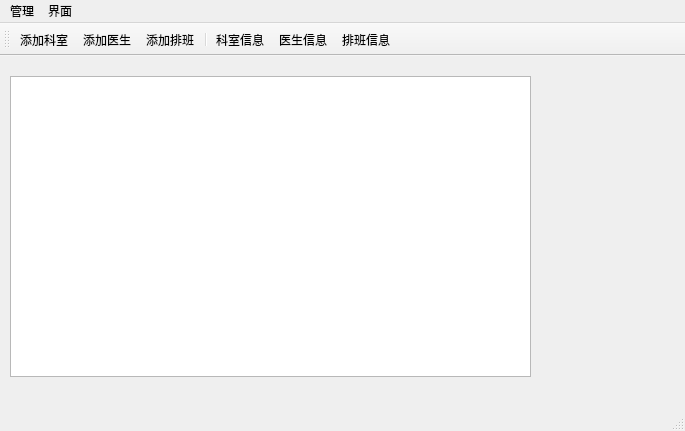
Old version of the form mainwindow.ui in the repository QZero233/QTHospitalManager.
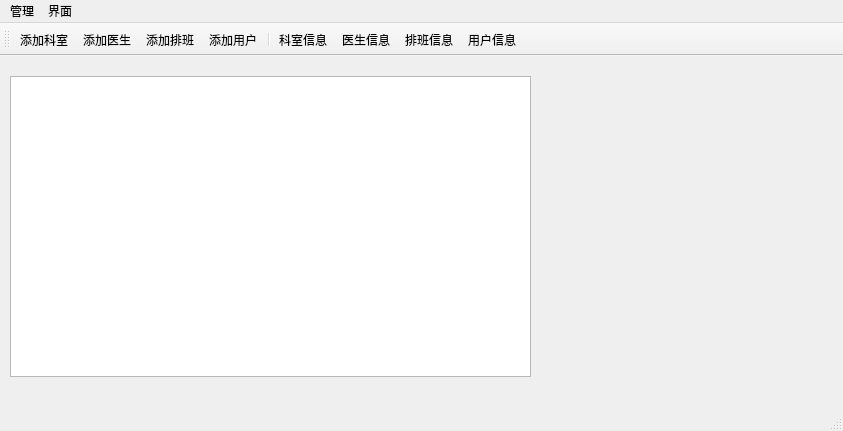
New version of the form. Icons and pictures are not drawn.

Commit message: Add user support

Patch:
```diff
--- a/mainwindow.ui
+++ b/mainwindow.ui
@@ -6,7 +6,7 @@
    <rect>
     <x>0</x>
     <y>0</y>
-    <width>685</width>
+    <width>843</width>
     <height>431</height>
    </rect>
   </property>
@@ -30,7 +30,7 @@
     <rect>
      <x>0</x>
      <y>0</y>
-     <width>685</width>
+     <width>843</width>
      <height>21</height>
     </rect>
    </property>
@@ -67,10 +67,12 @@
    <addaction name="actionAdd"/>
    <addaction name="actionaddDoctor"/>
    <addaction name="actionaddDuty"/>
+   <addaction name="actionAddUser"/>
    <addaction name="separator"/>
    <addaction name="actiondepartments"/>
    <addaction name="actiondoctors"/>
    <addaction name="actionduties"/>
+   <addaction name="actionUsers"/>
   </widget>
   <action name="actionOpen">
    <property name="icon">
@@ -180,6 +182,30 @@
     <string>添加医生</string>
    </property>
   </action>
+  <action name="actionUsers">
+   <property name="icon">
+    <iconset resource="icons.qrc">
+     <normaloff>:/icon/imgs/user.png</normaloff>:/icon/imgs/user.png</iconset>
+   </property>
+   <property name="text">
+    <string>用户信息</string>
+   </property>
+   <property name="toolTip">
+    <string>用户信息</string>
+   </property>
+  </action>
+  <action name="actionAddUser">
+   <property name="icon">
+    <iconset resource="icons.qrc">
+     <normaloff>:/icon/imgs/add.png</normaloff>:/icon/imgs/add.png</iconset>
+   </property>
+   <property name="text">
+    <string>添加用户</string>
+   </property>
+   <property name="toolTip">
+    <string>添加用户</string>
+   </property>
+  </action>
  </widget>
  <resources>
   <include location="icons.qrc"/>
```
Left out of the diff: 38 changed lines with no effect on the pictures. The commit also changes 50 other files.
